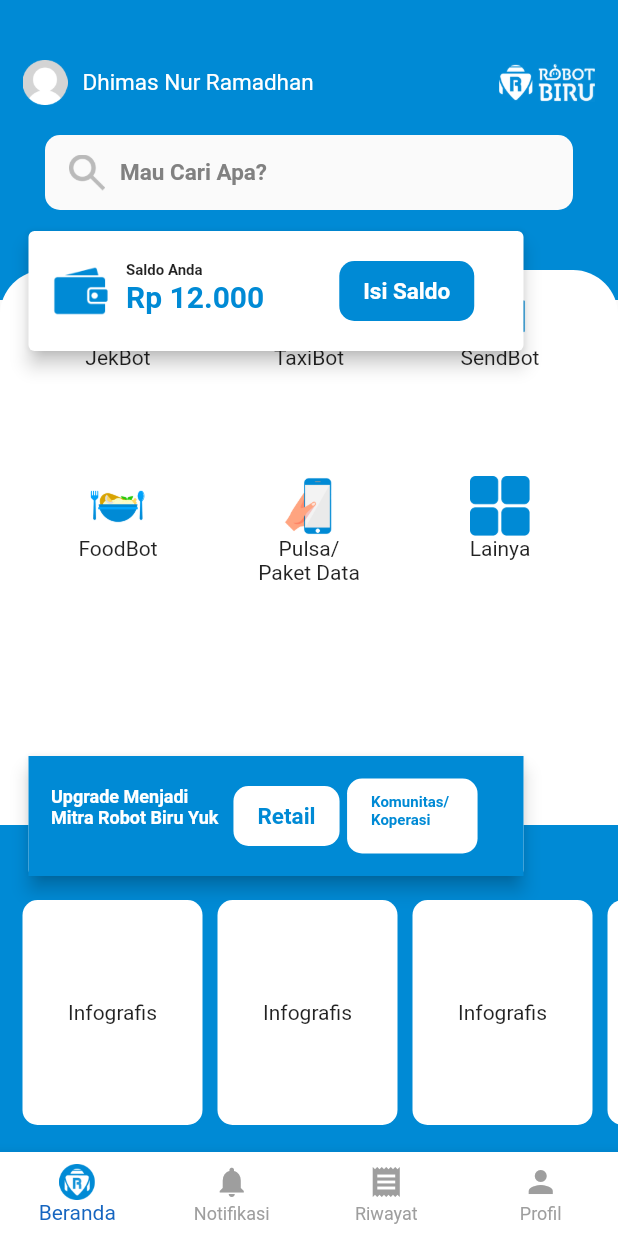
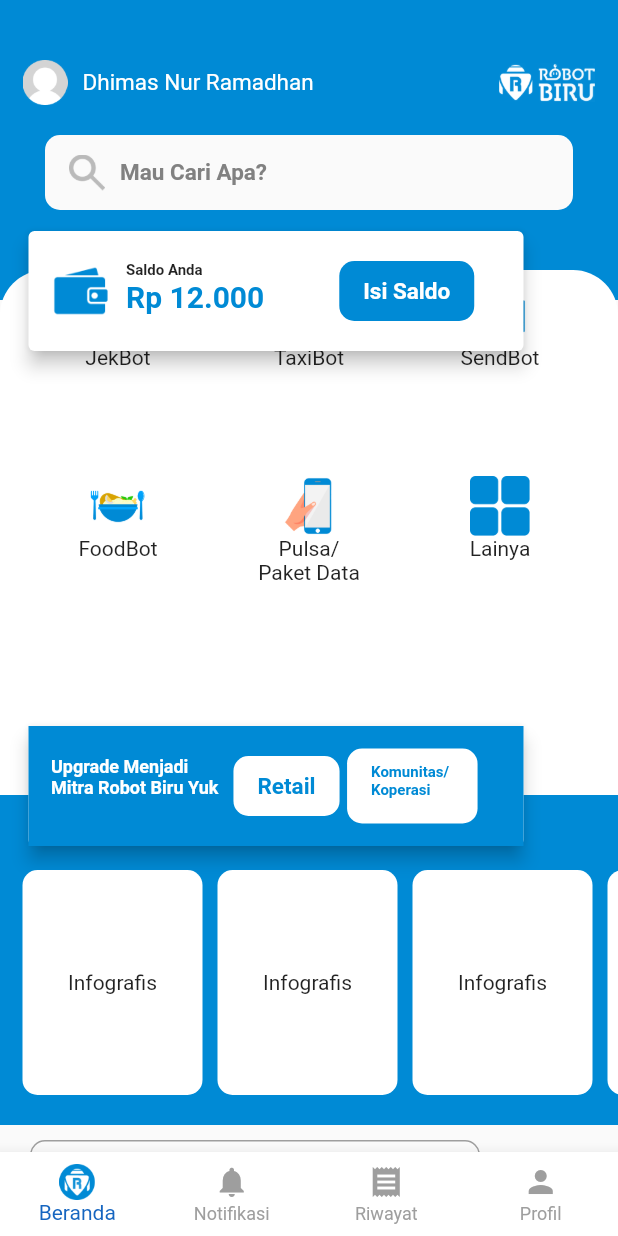
Before and after one commit to idhamramadito/robotbiru, a Flutter app: the screen it shows after launch, on a phone screen of 412 x 824 dp. Run offline on Flutter 3.47's test engine with Material 2 defaults, Android fonts, the phone set to English and light mode, and no system bars; our stand-ins replace modal_bottom_sheet.

Commit message:
minor fix

```diff
--- a/homepage/lib/pages/dashboard_tabs/page_dashboard.dart
+++ b/homepage/lib/pages/dashboard_tabs/page_dashboard.dart
@@ -265,7 +265,7 @@ class MainServices extends StatelessWidget {
           topRight: Radius.circular(30.0),
         ),
       ),
-      height: 300,
+      height: 280,
       child: GridView.count(
         crossAxisCount: 3,
         children: [
@@ -329,7 +329,7 @@ class OtherServices extends StatelessWidget {
 
   @override
   Widget build(BuildContext context) {
-    return GestureDetector(
+    return InkWell(
       onTap: () {
         showMaterialModalBottomSheet(
             context: context,
```
